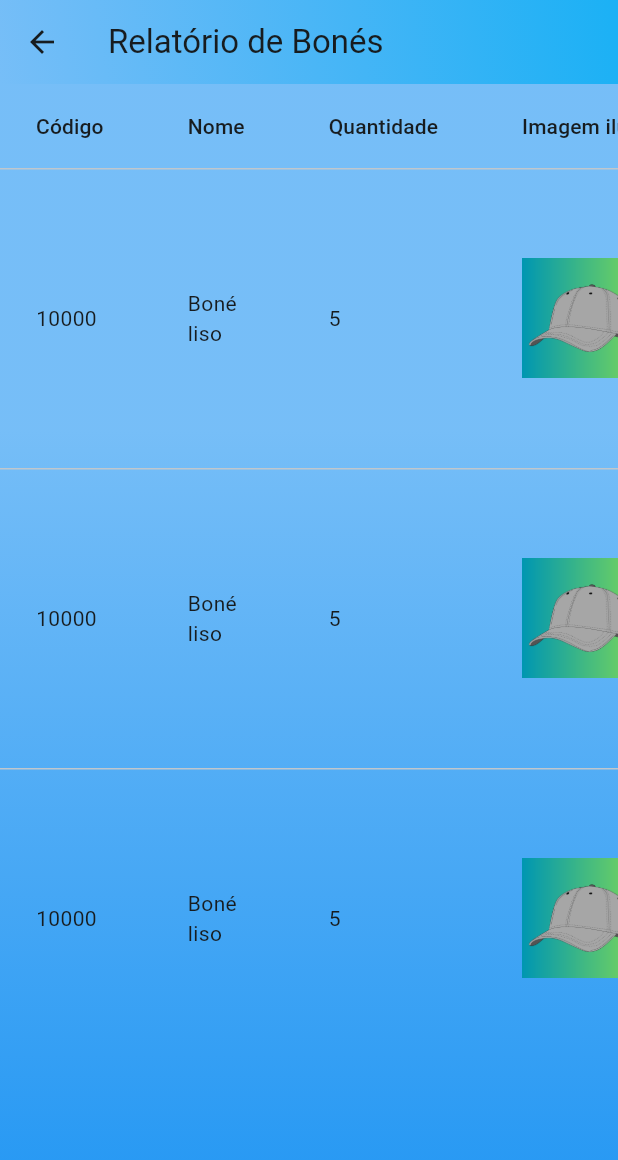
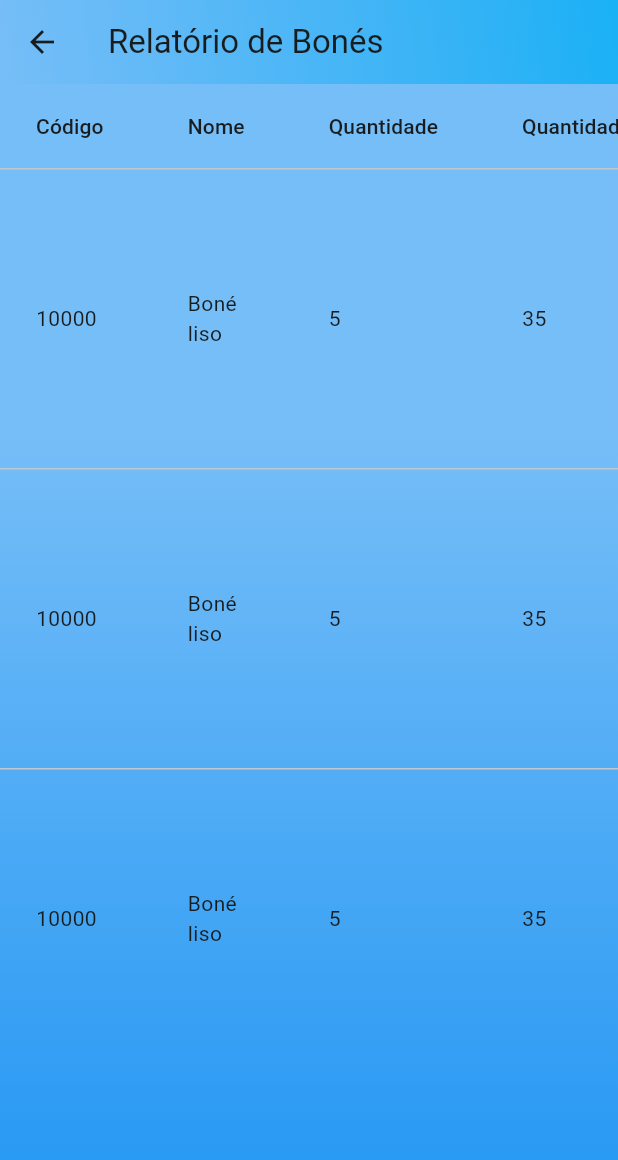
Before and after one commit to DayXL/Atividades-de-POO-1, a Flutter app: the ModulRltBon screen opened directly, on a phone screen of 412 x 824 dp. Shown: the top 1160 px of the screen. Run offline on Flutter 3.47's test engine with Material 2 defaults, Android fonts, the phone set to English and light mode, and no system bars.

Commit message:
colocado rolamento de tela

```diff
--- a/atv/lib/relBon.dart
+++ b/atv/lib/relBon.dart
@@ -53,7 +53,11 @@ class _ModulRltBonState extends State<ModulRltBon> {
             ),
           ),
 
-          child: DataTable( dataRowHeight: 200.0,
+          child:
+            SingleChildScrollView(
+            scrollDirection: Axis.vertical,
+
+            child:DataTable( dataRowHeight: 200.0,
               columns: const <DataColumn> [
               DataColumn(
                 label: Expanded(
@@ -82,6 +86,14 @@ class _ModulRltBonState extends State<ModulRltBon> {
               DataColumn(
                 label: Expanded(
                   child: Text(
+                    'Quantidade vendida',
+                  ),
+                ),
+              ),
+
+              DataColumn(
+                label: Expanded(
+                  child: Text(
                     'Imagem ilustrativa',
                   ),
                 ),
@@ -95,6 +107,7 @@ class _ModulRltBonState extends State<ModulRltBon> {
                   const DataCell(Text('10000')),
                   const DataCell(Text('Boné liso')),
                   const DataCell(Text('5')),
+                  const DataCell(Text('35')),
                   DataCell(
                     Container(
                       height: 80,
@@ -115,6 +128,7 @@ class _ModulRltBonState extends State<ModulRltBon> {
                   const DataCell(Text('10000')),
                   const DataCell(Text('Boné liso')),
                   const DataCell(Text('5')),
+                  const DataCell(Text('35')),
                   DataCell(
                     Container(
                       height: 80,
@@ -135,6 +149,7 @@ class _ModulRltBonState extends State<ModulRltBon> {
                   const DataCell(Text('10000')),
                   const DataCell(Text('Boné liso')),
                   const DataCell(Text('5')),
+                  const DataCell(Text('35')),
                   DataCell(
                     Container(
                       height: 80,
@@ -151,9 +166,7 @@ class _ModulRltBonState extends State<ModulRltBon> {
               ),
 
             ],
-
-
-
+            ),
           ),
 
         ),
```
Lines whose indentation alone changed are shown as unchanged.
